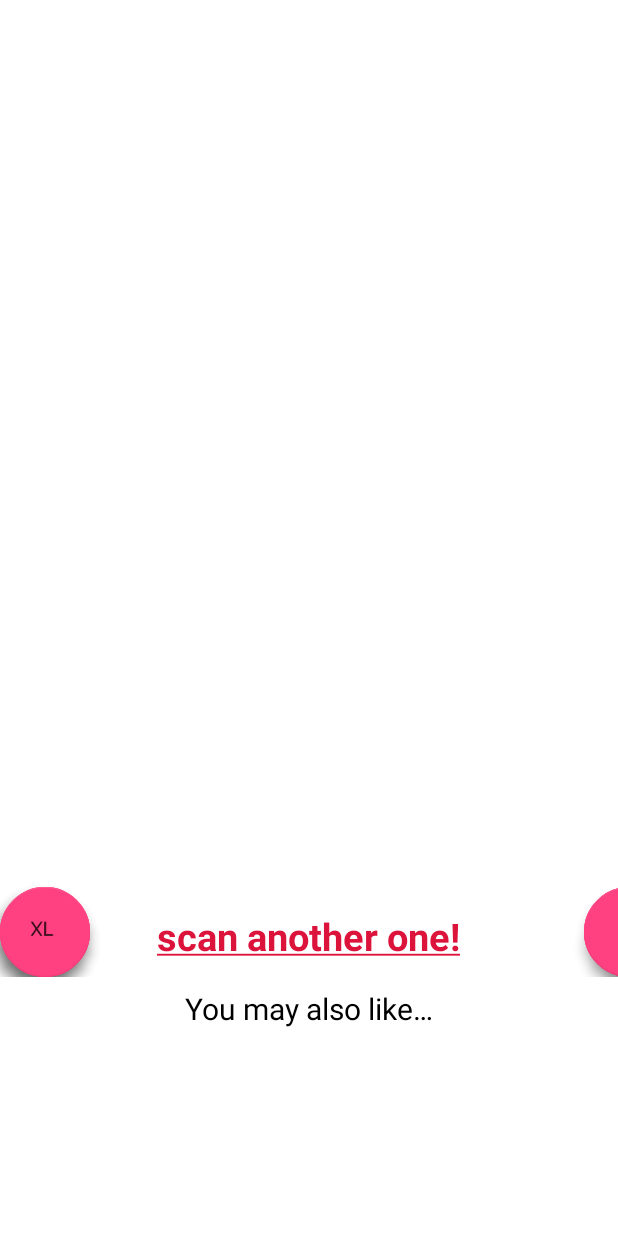
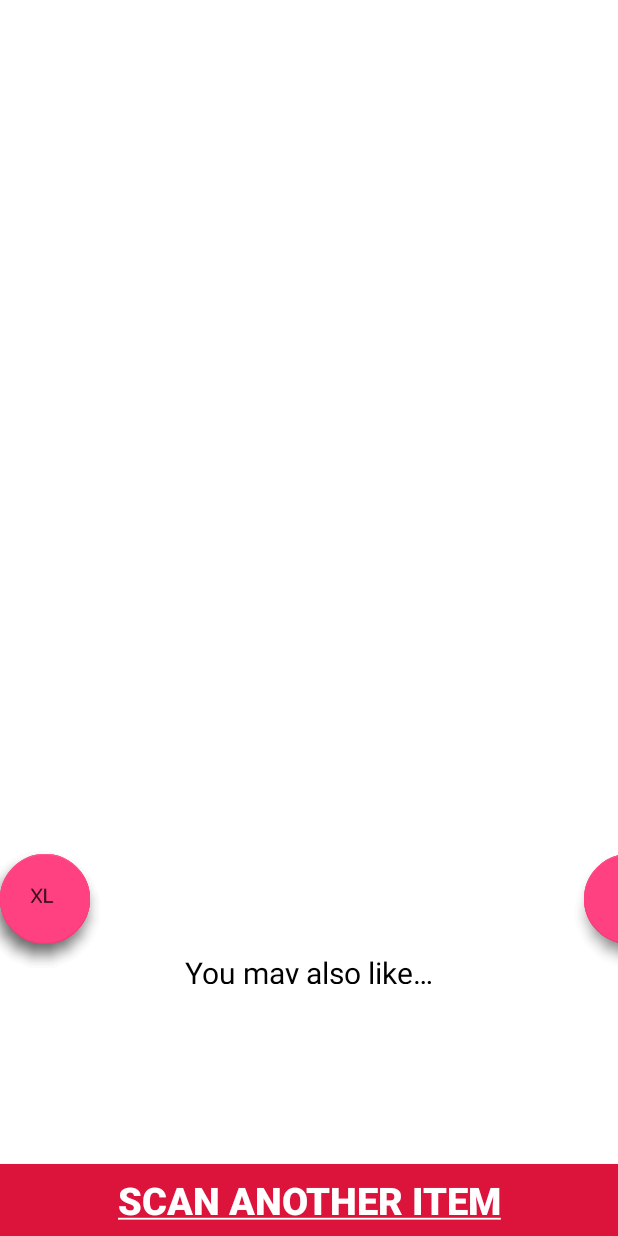
Before and after one commit to chizhang529/smart-fit, an Android app: the ProductActivity screen opened directly, with no data from a screen before it, on a phone screen of 412 x 824 dp. Run offline under Robolectric (Android 15) with nearby library versions, the phone set to English and light mode, and no system bars; our stand-ins replace ButterKnife, Firebase (no records; nobody signed in at launch, a user with empty details on screens opened directly), Picasso; libraries missing offline, so code that uses them is left out: com.github.clans.fab; plain views replace FloatingActionButton, FloatingActionMenu; 17 statements that could not run were skipped.

Commit message:
Modified scan another button

```diff
--- a/SmartFitting/app/src/main/java/edu/stanford/me202/smartfitting/ProductActivity.java
+++ b/SmartFitting/app/src/main/java/edu/stanford/me202/smartfitting/ProductActivity.java
@@ -84,7 +84,7 @@ public class ProductActivity extends AppCompatActivity implements ItemClickListe
     @BindView(R.id.product_image)
     ImageView imageView;
     @BindView(R.id.scanAnother)
-    TextView scanAnother;
+    Button scanAnother;
     @BindView(R.id.request_button)
     Button requestButton;
     @BindView(R.id.text_product_name)
--- a/SmartFitting/app/src/main/res/layout/activity_product.xml
+++ b/SmartFitting/app/src/main/res/layout/activity_product.xml
@@ -37,8 +37,7 @@
     <RelativeLayout
         android:layout_width="match_parent"
         android:layout_height="0dp"
-        android:layout_weight="3.5"
-        android:paddingTop="10dp"
+        android:layout_weight="3"
         android:layout_gravity="center_vertical"
         android:background="@color/White"
         android:clipChildren="false">
@@ -46,23 +45,11 @@
         <ImageView
             android:id="@+id/product_image"
             android:layout_width="match_parent"
-            android:layout_height="650dp"
+            android:layout_height="600dp"
             android:paddingLeft="20dp"
             android:paddingRight="20dp"
             android:layout_alignParentTop="true"
             android:layout_alignParentStart="true" />
-
-        <TextView
-            android:id="@+id/scanAnother"
-            android:layout_width="wrap_content"
-            android:layout_height="wrap_content"
-            android:layout_above="@+id/request_button"
-            android:layout_centerHorizontal="true"
-            android:layout_marginBottom="10dp"
-            android:textSize="25sp"
-            android:text="@string/scananother"
-            android:textColor="@color/crimson"
-            android:textStyle="bold"/>
 
         <Button
             android:id="@+id/request_button"
@@ -164,13 +151,13 @@
         android:layout_height="0dp"
         android:layout_weight="1"
         android:orientation="vertical"
-        android:paddingTop="5dp"
-        android:paddingBottom="5dp">
+        android:paddingTop="5dp">
 
         <LinearLayout
             android:layout_width="match_parent"
             android:layout_height="0dp"
             android:layout_weight="1.5"
+            android:layout_marginBottom="5dp"
             android:orientation="horizontal"
             android:clipChildren="false"
             android:clipToPadding="false">
@@ -212,9 +199,21 @@
             android:background="#fff"
             android:layout_width="match_parent"
             android:layout_height="0dp"
-            android:layout_weight="5"
+            android:layout_weight="6"
             android:gravity="center"
+            android:paddingBottom="10dp"
             android:backgroundTint="@color/White"/>
+
+        <Button
+            android:id="@+id/scanAnother"
+            android:layout_width="match_parent"
+            android:layout_height="wrap_content"
+            android:layout_gravity="center"
+            android:textSize="25sp"
+            android:text="@string/scananother"
+            android:textColor="@color/White"
+            android:background="@color/crimson"
+            android:textStyle="bold"/>
 
     </LinearLayout>
 
--- a/SmartFitting/app/src/main/res/values/strings.xml
+++ b/SmartFitting/app/src/main/res/values/strings.xml
@@ -16,5 +16,5 @@
     <string name="productNo">productnumber</string>
 
     <string name="requestconfirm">Request this item?</string>
-    <string name="scananother"><u>scan another one!</u></string>
+    <string name="scananother"><u>scan another Item</u></string>
 </resources>
```
